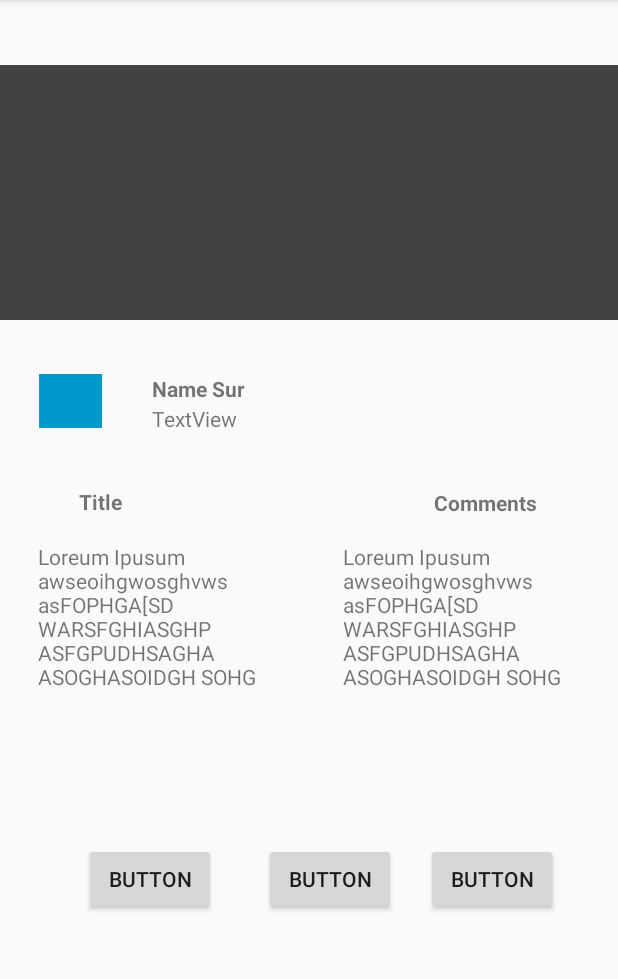
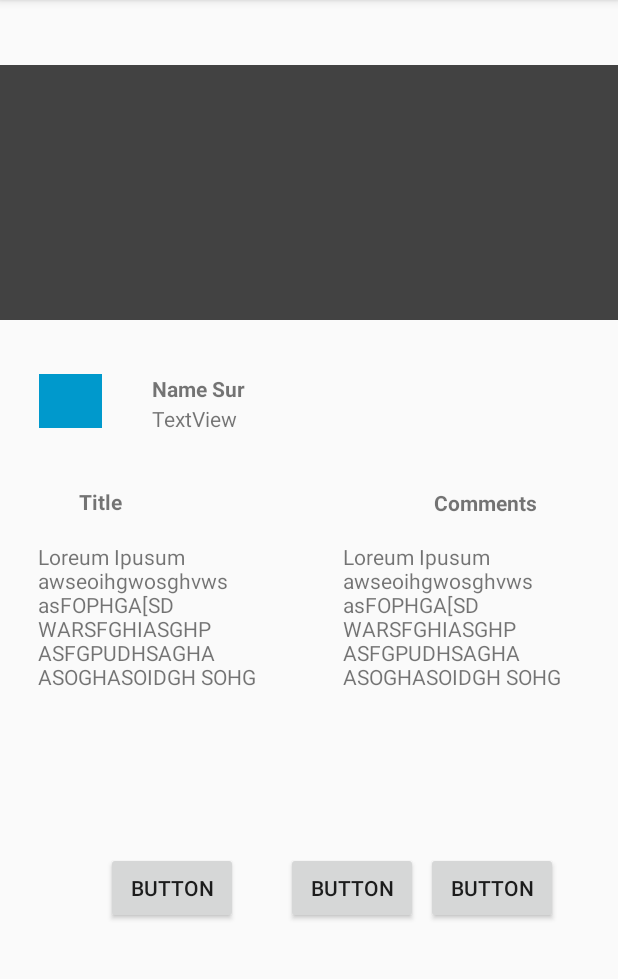
Before and after one commit to kumar245/GIt-Rebase, an Android app: the screen it shows after launch (MainActivity), on a phone screen of 412 x 824 dp, the part 84-1063 px from its top. Run offline under Robolectric (Android 15) with nearby library versions, the phone set to English and light mode, and no system bars.

```diff
--- a/app/src/main/res/layout/activity_main.xml
+++ b/app/src/main/res/layout/activity_main.xml
@@ -128,8 +128,8 @@
         android:id="@+id/button9"
         android:layout_width="wrap_content"
         android:layout_height="wrap_content"
-        android:layout_marginBottom="16dp"
-        android:layout_marginEnd="20dp"
+        android:layout_marginBottom="1dp"
+        android:layout_marginEnd="5dp"
         android:layout_marginRight="20dp"
         android:layout_marginTop="8dp"
         android:text="Button"
```
